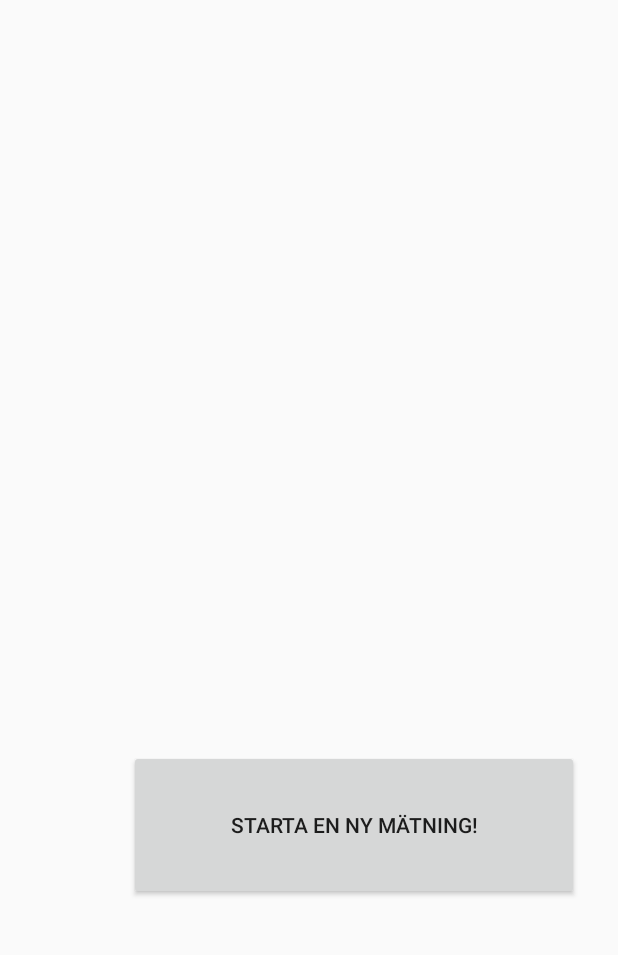
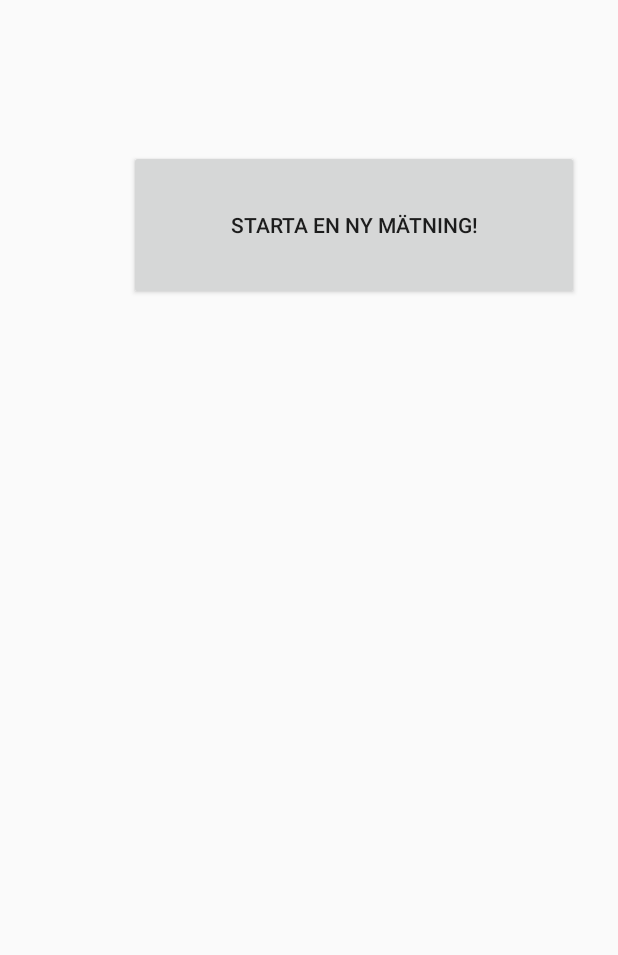
Before and after one commit to emahus91/VO2max, an Android app: the screen it shows after launch (MainActivity), on a phone screen of 412 x 824 dp, the part 137-1092 px from its top. Run offline under Robolectric (Android 15) with nearby library versions, the phone set to English and light mode, and no system bars.

Commit message:
Edited the new button

```diff
--- a/app/src/main/res/layout/activity_main.xml
+++ b/app/src/main/res/layout/activity_main.xml
@@ -22,6 +22,6 @@
         android:layout_below="@+id/textView"
         android:layout_alignParentEnd="true"
         android:layout_marginEnd="10dp"
-        android:layout_marginTop="500dp"
+        android:layout_marginTop="100dp"
         android:id="@+id/button" />
 </RelativeLayout>
```
